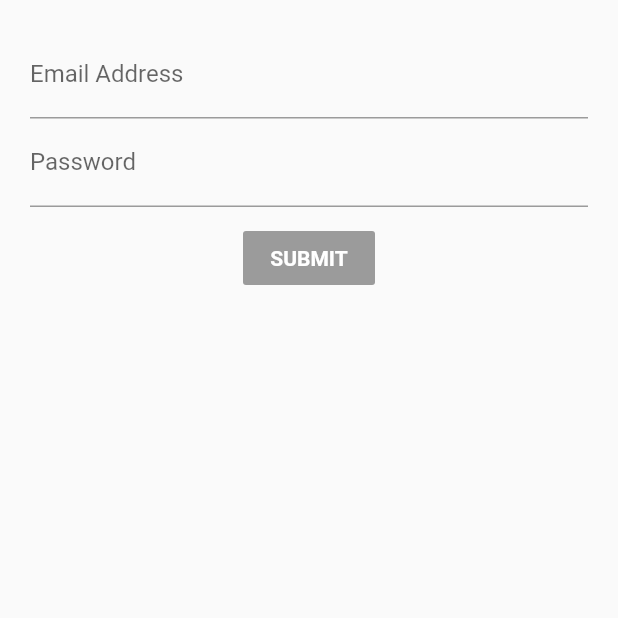
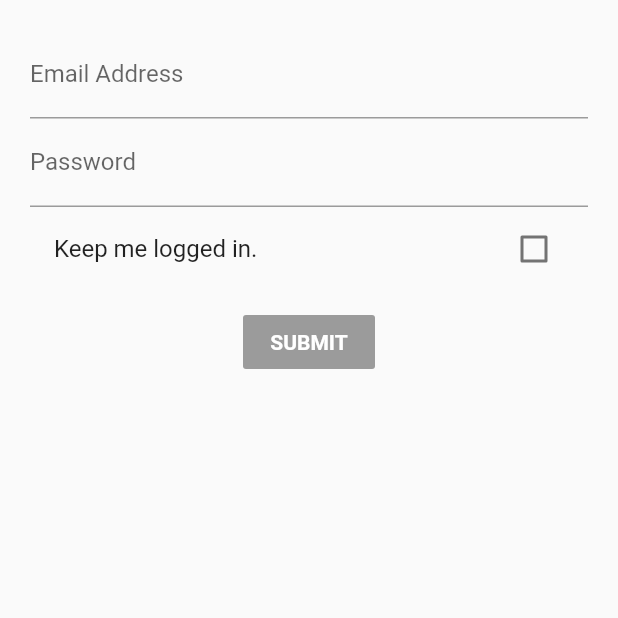
Before and after one commit to akashvshroff/Login_Form_BLOC, a Flutter app: the screen it shows after launch, on a phone screen of 412 x 824 dp, the top half of it. Run offline on Flutter 3.47's test engine with Material 2 defaults, Android fonts, the phone set to English and light mode, and no system bars; our stand-ins replace rxdart.

Commit message:
Login Checkbox UI

```diff
--- a/lib/src/screens/login_screen.dart
+++ b/lib/src/screens/login_screen.dart
@@ -13,6 +13,7 @@ class LoginScreen extends StatelessWidget {
         children: <Widget>[
           emailField(bloc), //field required for scoped approach
           passwordField(bloc),
+          loginCheckbox(bloc),
           SizedBox(
             height: 10.0,
           ),
@@ -54,6 +55,19 @@ class LoginScreen extends StatelessWidget {
         });
   }
 
+  Widget loginCheckbox(bloc) {
+    return StreamBuilder(
+      stream: bloc.login,
+      builder: (context, snapshot) {
+        return CheckboxListTile(
+          title: Text("Keep me logged in."),
+          value: snapshot.data != null ? snapshot.data : false,
+          onChanged: bloc.changeLoginState,
+        );
+      },
+    );
+  }
+
   Widget submitButton(Bloc bloc) {
     return StreamBuilder(
       stream: bloc.submitValid,
```
